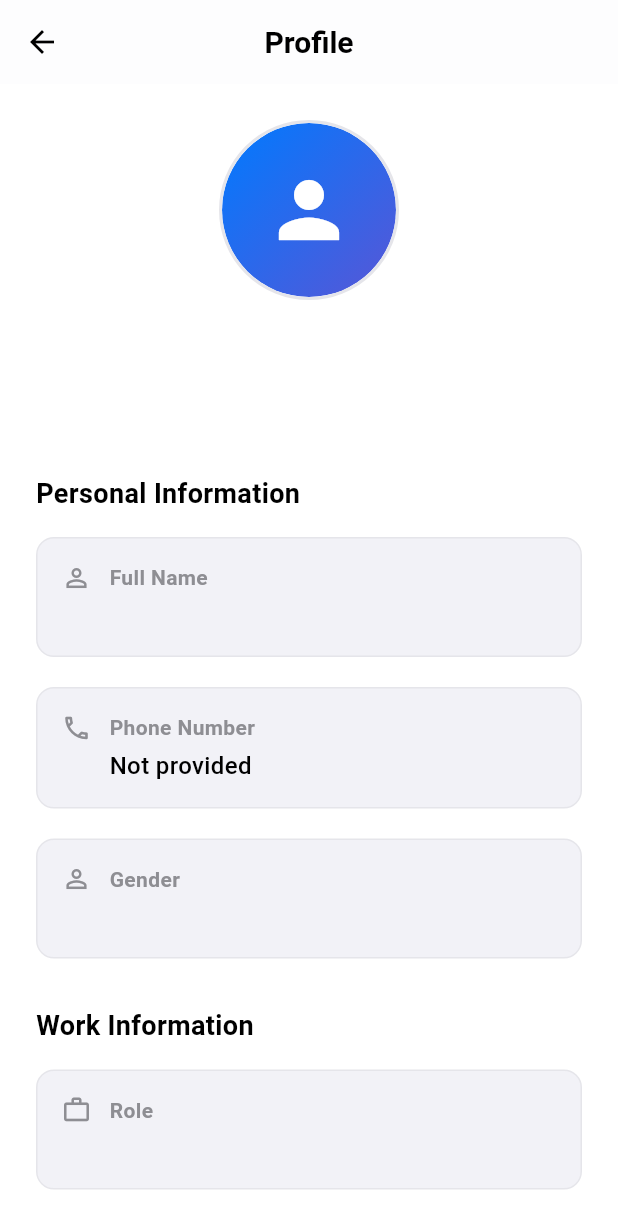
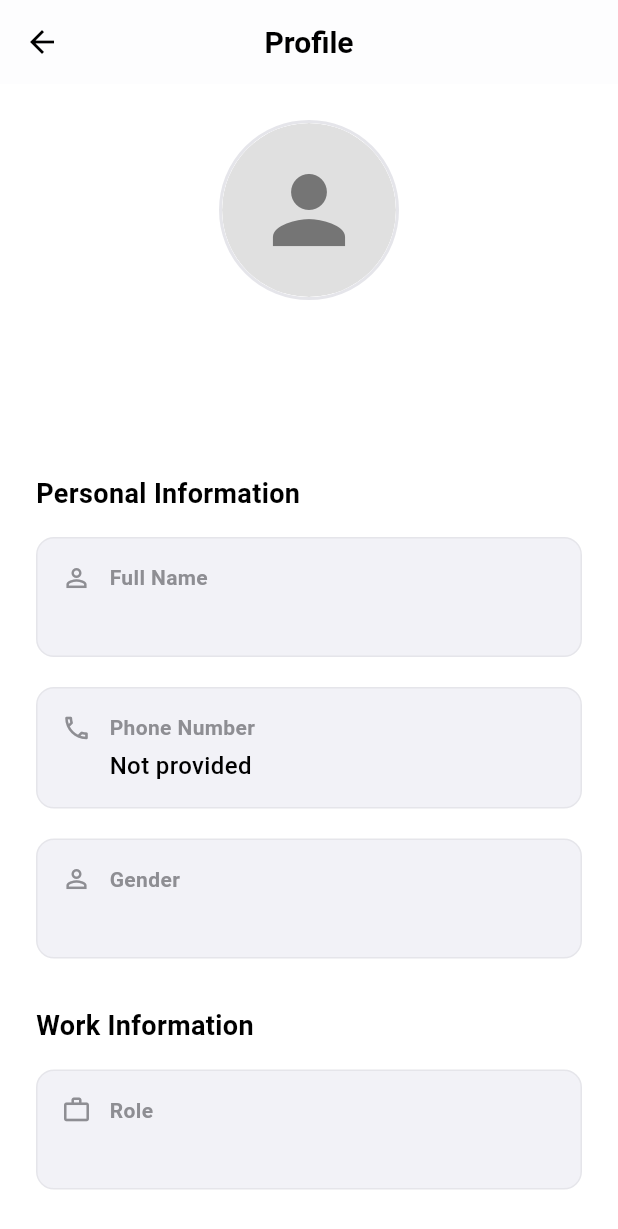
Before and after one commit to Jquann/workshoppro_manager, a Flutter app: the InventoryScreen screen opened directly, in the side drawer, after a tap on "Profile", on a phone screen of 412 x 824 dp. Shown: the top 1229 px of the screen. Run offline on Flutter 3.47's test engine with Material 3 defaults, Android fonts, the phone set to English and light mode, and no system bars; our stand-ins replace cloud_firestore, cloud_functions, firebase_auth, firebase_core, google_sign_in, image_cropper and 6 more; missing offline and left inert: external_path, mailer; accounts and stored records are empty; network calls fail; Roboto replaces fonts that are missing (SF Pro).

Commit message:
Implement global profile image refresh and caching
Introduced a new CachedProfileImage widget and ProfileImageWidget for consistent, instant profile image updates across the app. Added a global ValueNotifier and in-memory cache in ImageService to force-refresh images and avoid file system cache issues. Updated profile, drawer, and profile edit pages to use the new widgets and refresh mechanism. Profile images now use unique filenames, old images are auto-deleted, and all UI components update immediately after changes.

```diff
--- a/lib/pages/navigations/drawer.dart
+++ b/lib/pages/navigations/drawer.dart
@@ -1,11 +1,11 @@
 import 'package:flutter/material.dart';
-import 'dart:io';
 import 'navigation.dart';
 import '../../services/auth_service.dart';
 import '../auth/login.dart';
 import '../admin/manage_users.dart';
 import '../settings/settings.dart';
 import '../profile/profile.dart';
+import '../../widgets/cached_profile_image.dart';
 
 class MainAppWithDrawer extends StatelessWidget {
   final GlobalKey<ScaffoldState> _scaffoldKey = GlobalKey<ScaffoldState>();
@@ -100,30 +100,23 @@ class _CustomDrawerState extends State<CustomDrawer> {
                 child: Column(
                   children: [
                     // Profile Avatar
-                    CircleAvatar(
-                      key: ValueKey(_profileImagePath ?? 'no_image'), // Force rebuild when image changes
-                      radius: 40,
-                      backgroundColor: Color(0xFF007AFF),
-                      child: _isLoading
-                          ? SizedBox(
+                    _isLoading
+                        ? CircleAvatar(
+                            radius: 40,
+                            backgroundColor: Color(0xFF007AFF),
+                            child: SizedBox(
                               width: 20,
                               height: 20,
                               child: CircularProgressIndicator(
                                 strokeWidth: 2,
                                 valueColor: AlwaysStoppedAnimation<Color>(Colors.white),
                               ),
-                            )
-                          : (_profileImagePath != null && _profileImagePath!.isNotEmpty)
-                              ? null // When we have a profile image, don't show the child icon
-                              : Icon(
-                                  Icons.person,
-                                  size: 40,
-                                  color: Colors.white,
-                                ),
-                      backgroundImage: (_profileImagePath != null && _profileImagePath!.isNotEmpty)
-                          ? FileImage(File(_profileImagePath!))
-                          : null,
-                    ),
+                            ),
+                          )
+                        : ProfileImageWidget(
+                            imagePath: _profileImagePath,
+                            size: 80,
+                          ),
                     SizedBox(height: 12),
                     Text(
                       _userData?['name'] ?? 'Loading...',
--- a/lib/pages/profile/profile.dart
+++ b/lib/pages/profile/profile.dart
@@ -1,6 +1,6 @@
 import 'package:flutter/material.dart';
-import 'dart:io';
 import '../../services/auth_service.dart';
+import '../../widgets/cached_profile_image.dart';
 import 'profile_edit.dart';
 
 class Profile extends StatefulWidget {
@@ -140,57 +140,10 @@ class _ProfileState extends State<Profile> {
                                   ),
                                 ),
                                 child: ClipOval(
-                                  child: (_userData?['profileImagePath'] != null &&
-                                         _userData!['profileImagePath'].toString().isNotEmpty)
-                                      ? Image.file(
-                                          File(_userData!['profileImagePath']),
-                                          key: ValueKey(_userData!['profileImagePath']), // Force rebuild when image changes
-                                          width: 120,
-                                          height: 120,
-                                          fit: BoxFit.cover,
-                                          errorBuilder: (context, error, stackTrace) {
-                                            return Container(
-                                              width: 120,
-                                              height: 120,
-                                              decoration: BoxDecoration(
-                                                shape: BoxShape.circle,
-                                                gradient: LinearGradient(
-                                                  begin: Alignment.topLeft,
-                                                  end: Alignment.bottomRight,
-                                                  colors: [
-                                                    Color(0xFF007AFF),
-                                                    Color(0xFF5856D6),
-                                                  ],
-                                                ),
-                                              ),
-                                              child: Icon(
-                                                Icons.person,
-                                                size: 60,
-                                                color: Colors.white,
-                                              ),
-                                            );
-                                          },
-                                        )
-                                      : Container(
-                                          width: 120,
-                                          height: 120,
-                                          decoration: BoxDecoration(
-                                            shape: BoxShape.circle,
-                                            gradient: LinearGradient(
-                                              begin: Alignment.topLeft,
-                                              end: Alignment.bottomRight,
-                                              colors: [
-                                                Color(0xFF007AFF),
-                                                Color(0xFF5856D6),
-                                              ],
-                                            ),
-                                          ),
-                                          child: Icon(
-                                            Icons.person,
-                                            size: 60,
-                                            color: Colors.white,
-                                          ),
-                                        ),
+                                  child: ProfileImageWidget(
+                                    imagePath: _userData?['profileImagePath'],
+                                    size: 120,
+                                  ),
                                 ),
                               ),
                               const SizedBox(height: 16),
--- /dev/null
+++ b/lib/widgets/cached_profile_image.dart
@@ -0,0 +1,198 @@
+import 'dart:typed_data';
+import 'package:flutter/material.dart';
+import '../services/image_service.dart';
+
+/// A custom image widget that automatically refreshes when profile image is updated
+class CachedProfileImage extends StatefulWidget {
+  final String? imagePath;
+  final double? width;
+  final double? height;
+  final BoxFit? fit;
+  final Widget? placeholder;
+  final Widget? errorWidget;
+  final BorderRadius? borderRadius;
+
+  const CachedProfileImage({
+    Key? key,
+    this.imagePath,
+    this.width,
+    this.height,
+    this.fit = BoxFit.cover,
+    this.placeholder,
+    this.errorWidget,
+    this.borderRadius,
+  }) : super(key: key);
+
+  @override
+  State<CachedProfileImage> createState() => _CachedProfileImageState();
+}
+
+class _CachedProfileImageState extends State<CachedProfileImage> {
+  Uint8List? _imageBytes;
+  bool _isLoading = true;
+  bool _hasError = false;
+
+  @override
+  void initState() {
+    super.initState();
+    _loadImage();
+    // Listen to global profile image updates
+    ImageService.profileImageUpdateNotifier.addListener(_onImageUpdated);
+  }
+
+  @override
+  void dispose() {
+    ImageService.profileImageUpdateNotifier.removeListener(_onImageUpdated);
+    super.dispose();
+  }
+
+  @override
+  void didUpdateWidget(CachedProfileImage oldWidget) {
+    super.didUpdateWidget(oldWidget);
+    if (oldWidget.imagePath != widget.imagePath) {
+      _loadImage();
+    }
+  }
+
+  void _onImageUpdated() {
+    if (mounted) {
+      print('Profile image update detected, reloading...');
+      _loadImage();
+    }
+  }
+
+  Future<void> _loadImage() async {
+    if (widget.imagePath == null || widget.imagePath!.isEmpty) {
+      if (mounted) {
+        setState(() {
+          _imageBytes = null;
+          _isLoading = false;
+          _hasError = false;
+        });
+      }
+      return;
+    }
+
+    if (mounted) {
+      setState(() {
+        _isLoading = true;
+        _hasError = false;
+      });
+    }
+
+    try {
+      final bytes = await ImageService.getImageBytes(widget.imagePath!);
+      if (mounted) {
+        setState(() {
+          _imageBytes = bytes;
+          _isLoading = false;
+          _hasError = bytes == null;
+        });
+      }
+    } catch (e) {
+      print('Error loading image: $e');
+      if (mounted) {
+        setState(() {
+          _imageBytes = null;
+          _isLoading = false;
+          _hasError = true;
+        });
+      }
+    }
+  }
+
+  @override
+  Widget build(BuildContext context) {
+    Widget child;
+
+    if (_isLoading) {
+      child = widget.placeholder ??
+        const Center(
+          child: SizedBox(
+            width: 20,
+            height: 20,
+            child: CircularProgressIndicator(strokeWidth: 2),
+          ),
+        );
+    } else if (_hasError || _imageBytes == null) {
+      child = widget.errorWidget ??
+        Container(
+          color: Colors.grey[300],
+          child: Icon(
+            Icons.person,
+            size: (widget.width ?? 50) * 0.6,
+            color: Colors.grey[600],
+          ),
+        );
+    } else {
+      child = Image.memory(
+        _imageBytes!,
+        width: widget.width,
+        height: widget.height,
+        fit: widget.fit,
+        gaplessPlayback: true, // Smooth transitions
+      );
+    }
+
+    if (widget.borderRadius != null) {
+      child = ClipRRect(
+        borderRadius: widget.borderRadius!,
+        child: child,
+      );
+    }
+
+    return SizedBox(
+      width: widget.width,
+      height: widget.height,
+      child: child,
+    );
+  }
+}
+
+/// Extension for common profile image configurations
+class ProfileImageWidget extends StatelessWidget {
+  final String? imagePath;
+  final double size;
+
+  const ProfileImageWidget({
+    Key? key,
+    this.imagePath,
+    this.size = 50,
+  }) : super(key: key);
+
+  @override
+  Widget build(BuildContext context) {
+    return CachedProfileImage(
+      imagePath: imagePath,
+      width: size,
+      height: size,
+      borderRadius: BorderRadius.circular(size / 2),
+      placeholder: Container(
+        width: size,
+        height: size,
+        decoration: BoxDecoration(
+          color: Colors.grey[300],
+          shape: BoxShape.circle,
+        ),
+        child: Icon(
+          Icons.person,
+          size: size * 0.6,
+          color: Colors.grey[600],
+        ),
+      ),
+      errorWidget: Container(
+        width: size,
+        height: size,
+        decoration: BoxDecoration(
+          color: Colors.grey[300],
+          shape: BoxShape.circle,
+        ),
+        child: Icon(
+          Icons.person,
+          size: size * 0.6,
+          color: Colors.grey[600],
+        ),
+      ),
+    );
+  }
+}
```
Also changed, not shown: lib/pages/profile/profile_edit.dart (+13 -16 lines), lib/services/image_service.dart (+109 -10 lines), 1 other file.
